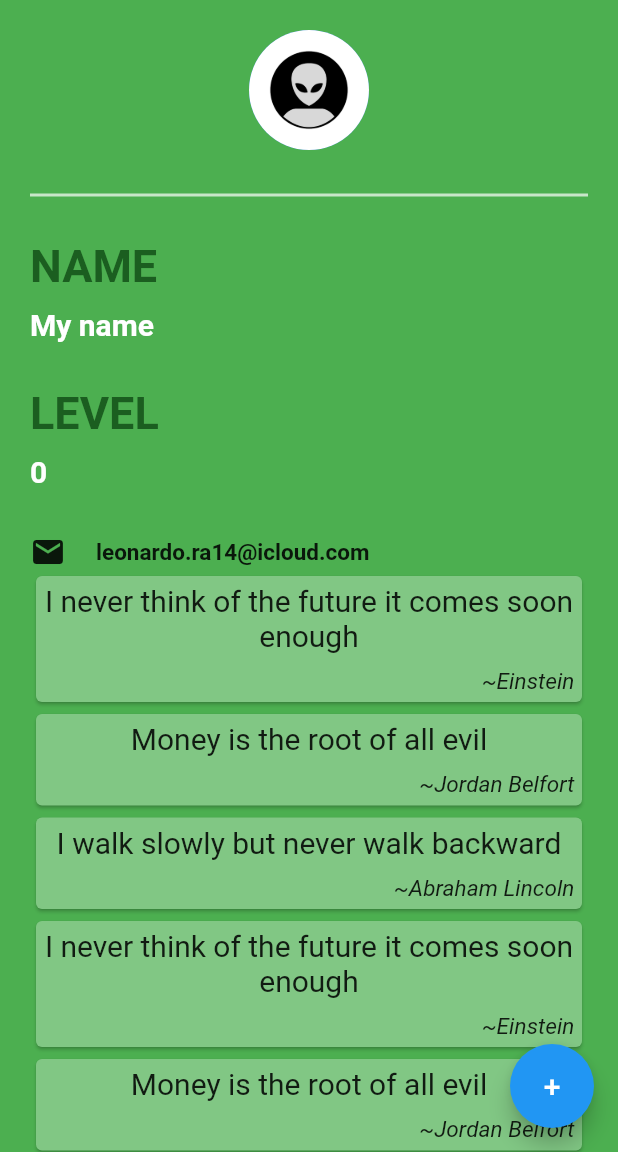
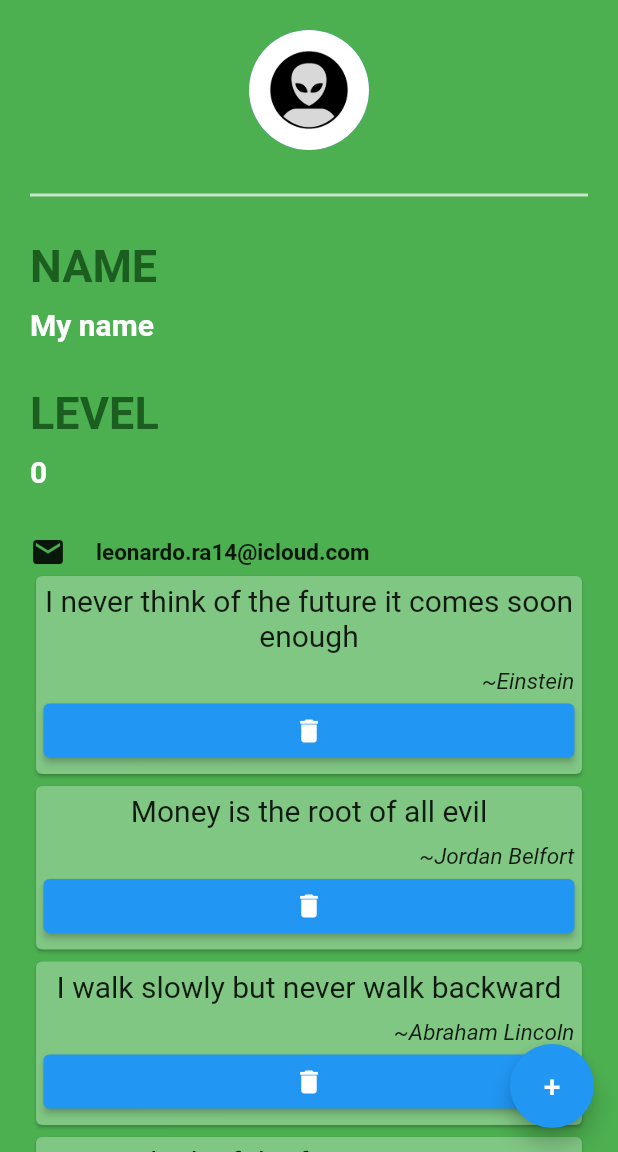
Before and after one commit to LnrdRmj/flutter_id_card, a Flutter app: the screen it shows after launch, on a phone screen of 412 x 824 dp, the part 84-1236 px from its top. Run offline on Flutter 3.47's test engine with Material 2 defaults, Android fonts, the phone set to English and light mode, and no system bars.

Commit message:
Delete quote

```diff
--- a/lib/Quote/QuoteWidget.dart
+++ b/lib/Quote/QuoteWidget.dart
@@ -6,10 +6,12 @@ import 'Quote.dart';
 class QuoteCard extends StatelessWidget {
 
   final Quote quote;
+  final Function delete;
 
   const QuoteCard({
     Key? key,
-    required this.quote
+    required this.quote,
+    required this.delete
   }) : super(key: key);
 
   @override
@@ -43,6 +45,14 @@ class QuoteCard extends StatelessWidget {
                 ),
               ],
             ),
+            ElevatedButton(
+                onPressed: () {
+                  delete();
+                },
+                child: Icon(
+                  Icons.delete,
+                  size: 20,
+                ))
           ],
         ),
         margin: EdgeInsets.all(5),
--- a/lib/main.dart
+++ b/lib/main.dart
@@ -145,7 +145,14 @@ class _QuoteListState extends State<QuoteList> {
   @override
   Widget build(BuildContext context) {
     return Column(
-      children: quotes.map((quote) => QuoteCard(quote: quote)).toList(),
+      children: quotes.map((quote) => QuoteCard(
+        quote: quote,
+        delete: () {
+          setState(() {
+            quotes.remove(quote);
+          });
+        }
+      )).toList(),
     );
   }
 }
```
